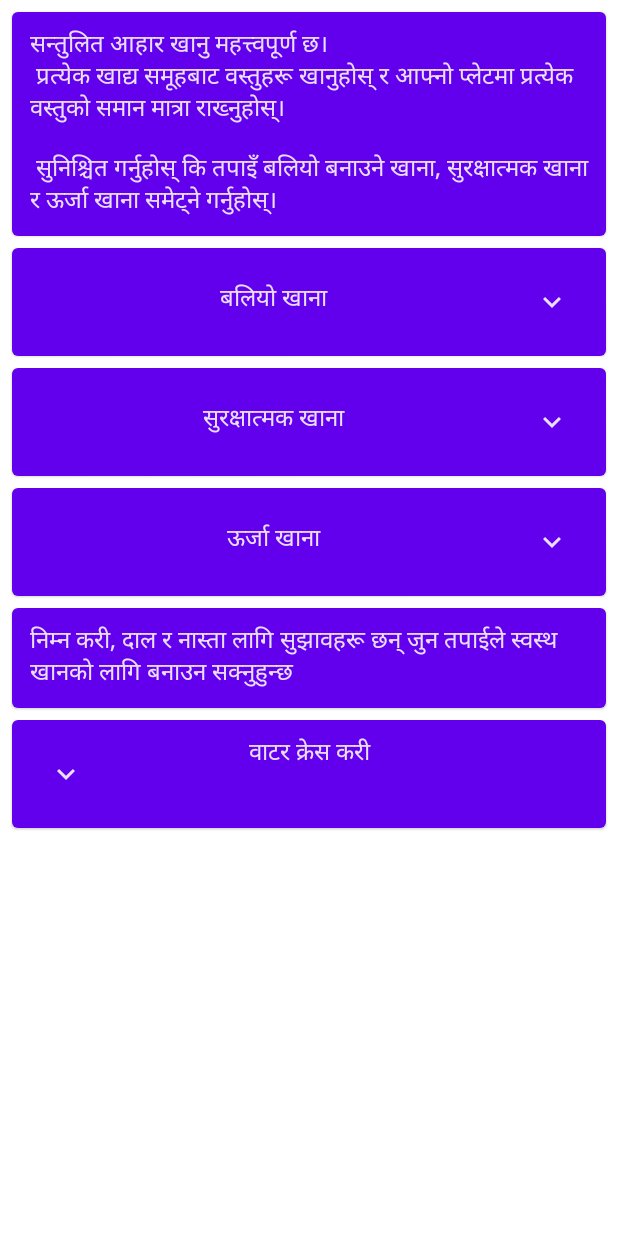
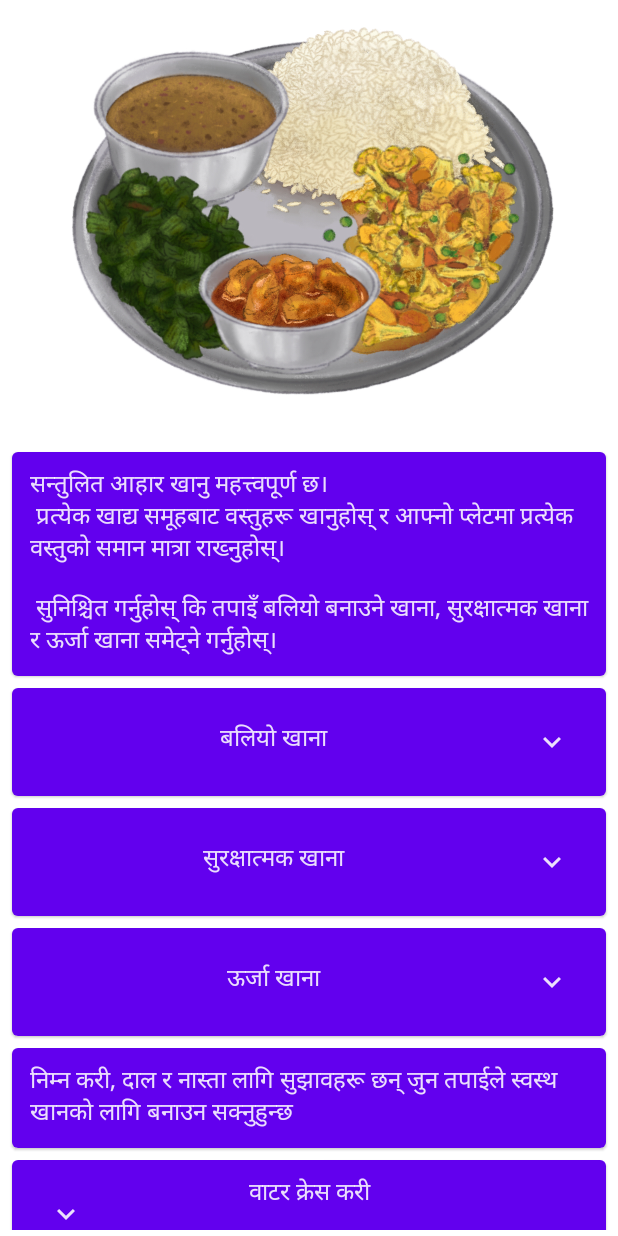
Before and after one commit to s194582/Nepalprojekt, an Android app built with Jetpack Compose: the composable RecipesAdult shown on its own in the app's theme, on a phone screen of 412 x 824 dp. Run offline under Robolectric (Android 15) with nearby library versions, the phone set to English and light mode, and no system bars.

Commit message:
RecipeAdult close to done, with one recipe

```diff
--- a/app/src/main/java/com/example/nepalprojekt/MainActivity.kt
+++ b/app/src/main/java/com/example/nepalprojekt/MainActivity.kt
@@ -84,7 +84,7 @@ fun MainMenu(
             subject2 = stringResource(id = R.string.children),
             navController = navController)
         RecipeRow(title = stringResource(id = R.string.recipes),
-            subject1 = "Parent", // Waiting for translation
+            subject1 = stringResource(id = R.string.parents),
             subject2 = stringResource(id = R.string.children),
             navController = navController)
 
--- a/app/src/main/java/com/example/nepalprojekt/ui/theme/recipes/RecipesAdult.kt
+++ b/app/src/main/java/com/example/nepalprojekt/ui/theme/recipes/RecipesAdult.kt
@@ -4,6 +4,7 @@ import android.graphics.Paint
 import androidx.compose.animation.animateContentSize
 import androidx.compose.animation.core.Spring
 import androidx.compose.animation.core.spring
+import androidx.compose.foundation.Image
 import androidx.compose.foundation.layout.*
 import androidx.compose.foundation.lazy.LazyColumn
 import androidx.compose.foundation.lazy.items
@@ -29,20 +30,21 @@ fun RecipesAdult (
 ) {
     LazyColumn(modifier = Modifier.padding(vertical = 4.dp)) {
         items(items = titles) { title ->
+            Box() {Image(painterResource(id = R.drawable.hp4_balanceddiet_withmeat), contentDescription = null)}
             ResAdultIntro() // Intro
             InfoBoxesExpandable( // Strengthening food
                 title = stringResource(id = R.string.strengthening_food), null,
-                description = "",
-                image2 = painterResource(id = R.drawable.ra3_food_group_2_energy), null, null, null, null,null, null,null, null,null
-            )// TODO: need pictures for strengthening and protective foods
+                description = null,
+                image2 = painterResource(id = R.drawable.ra1_strength_food), null, null, null, null,null, null,null, null,null
+            )
             InfoBoxesExpandable( // Protective food
                 title = stringResource(id = R.string.protective_food), null,
-                description = "",
-                image2 = painterResource(id = R.drawable.ra3_food_group_2_energy), null, null, null, null,null, null,null, null,null
+                description = null,
+                image2 = painterResource(id = R.drawable.ra2_protective_food), null, null, null, null,null, null,null, null,null
             )
             InfoBoxesExpandable( // Energy food
                 title = stringResource(id = R.string.energy_food), null,
-                description = "",
+                description = null,
                 image2 = painterResource(id = R.drawable.ra3_food_group_2_energy), null, null, null, null,null, null,null, null,null
             )
             RecipeSuggestionsIntro() //Overskrift til opskrifter
--- a/app/src/main/res/values/strings.xml
+++ b/app/src/main/res/values/strings.xml
@@ -9,6 +9,7 @@
     <string name="mothers">आमाहरू</string>
     <string name="pregnant_woman">गर्भवती महिला</string>
     <string name="children">बच्चाहरु</string>
+    <string name="parents">अभिभावक</string>
 
     <string name="zero_six_the_child_should_be_examined">बच्चा जन्मेको २४ घण्टा मा तेस्रो दिनमा र ४ महिनामा स्वास्थ संस्था मा गई जाँच गराउनु पर्छ।</string>"
     <string name="zero_six_from_birth_to_6_months"> जन्मिए देखि ६ महिना सम्म शिशु लाई आमाको दुध मात्र हुने हुँदा पानी पनि खुवाउनु पर्दैन।</string>"
```
Also changed, not shown: app/src/main/res/drawable/ra2_protective_food.png (added), 1 other file.
